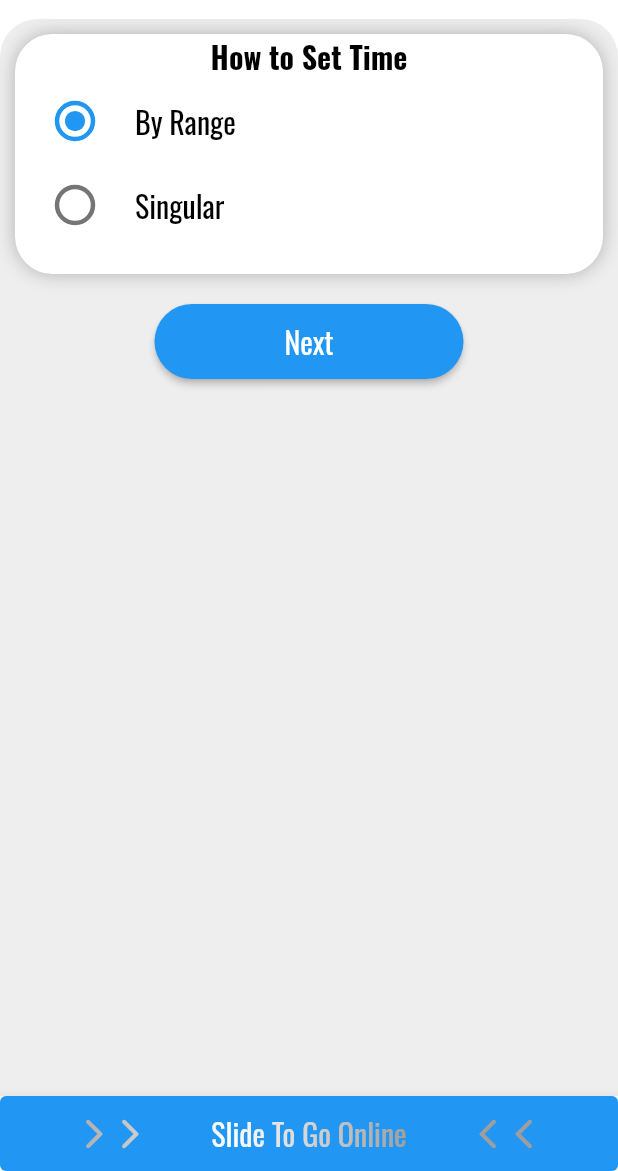
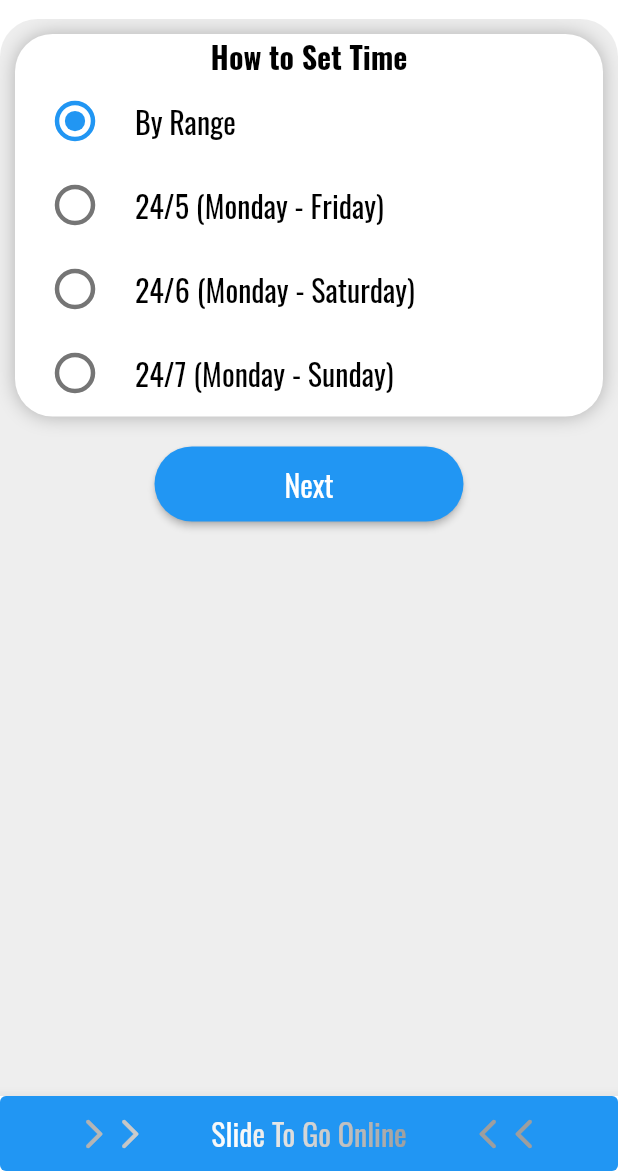
Before and after one commit to iwmakhupane12/touch_point_click_service_provider, a Flutter app: the Schedules screen opened directly with empty values, after a tap on the "edit" icon, after a tap on "Edit Time", on a phone screen of 412 x 824 dp, the part 65-1236 px from its top. Run offline on Flutter 3.47's test engine with Material 2 defaults, Android fonts, the phone set to English and light mode, and no system bars; our stand-ins replace google_fonts, sticky_headers, table_calendar; missing offline and left inert: country_calling_code_picker, time_range_picker.

Commit message:
added time range setter for schedule settings

```diff
--- a/touch_point_click_service_provider/lib/src/screens/scheduleSettings.dart
+++ b/touch_point_click_service_provider/lib/src/screens/scheduleSettings.dart
@@ -1,4 +1,5 @@
 import 'package:flutter/material.dart';
+
 import 'package:touch_point_click_service_provider/src/models/userSchedule.dart';
 
 import 'package:touch_point_click_service_provider/src/screens/schedules.dart';
@@ -31,11 +32,22 @@ class _ScheduleSettingsState extends State<ScheduleSettings> {
   final Color black = Colors.black;
   final Color white = Colors.white;
 
+  UserSchedule userSchedule;
   String startDate, endDate;
+  String startTime, endTime;
 
   @override
   void initState() {
     super.initState();
+
+    if (widget.userSchedule != null) {
+      userSchedule = widget.userSchedule;
+
+      startDate = userSchedule.getStartDate();
+      endDate = userSchedule.getEndDate();
+      startTime = userSchedule.getStartTime();
+      endTime = userSchedule.getEndTime();
+    }
   }
 
   @override
@@ -74,20 +86,18 @@ class _ScheduleSettingsState extends State<ScheduleSettings> {
   }
 
   String dateReturn() {
-    return widget.userSchedule != null
-        ? "${widget.userSchedule.getStartDate()}${checkEndDate()}"
+    return userSchedule != null && userSchedule.getStartDate() != null
+        ? "$startDate${checkEndDate()}"
         : "Set date";
   }
 
   String checkEndDate() {
-    return widget.userSchedule.getEndDate() != null
-        ? " - ${widget.userSchedule.getEndDate()}"
-        : "";
+    return userSchedule.getEndDate() != null ? " - $endDate" : "";
   }
 
   String timeReturn() {
-    return widget.userSchedule != null
-        ? "${widget.userSchedule.getStartTime()} - ${widget.userSchedule.getEndTime()}"
+    return userSchedule != null && userSchedule.getStartTime() != null
+        ? "$startTime - $endTime"
         : "Set time";
   }
 
@@ -113,7 +123,7 @@ class _ScheduleSettingsState extends State<ScheduleSettings> {
               mainAxisAlignment: MainAxisAlignment.spaceEvenly,
               children: [
                 TextButton(
-                  onPressed: () => addRangeScreen("date"),
+                  onPressed: () => addDateTimeRangeScreen(true),
                   style: UtilWidget.textButtonStyle,
                   child: Padding(
                     padding: const EdgeInsets.only(right: 8.0, left: 8.0),
@@ -124,7 +134,8 @@ class _ScheduleSettingsState extends State<ScheduleSettings> {
                   ),
                 ),
                 TextButton(
-                  onPressed: () => addRangeScreen("time"),
+                  onPressed: () =>
+                      addDateTimeRangeScreen(false), // timeRangePicker(),
                   style: UtilWidget.textButtonStyle,
                   child: Padding(
                     padding: const EdgeInsets.only(right: 8.0, left: 8.0),
@@ -142,13 +153,12 @@ class _ScheduleSettingsState extends State<ScheduleSettings> {
     );
   }
 
-  void addRangeScreen(String setType) {
+  void addDateTimeRangeScreen(bool isDate) {
     Navigator.push(
       context,
       MaterialPageRoute(
         builder: (context) {
-          return SetSchedule(
-              widget.onlineOfflineAppBar, widget.userSchedule, setType);
+          return SetSchedule(widget.onlineOfflineAppBar, userSchedule, isDate);
         },
       ),
     );
--- a/touch_point_click_service_provider/lib/src/screens/schedules.dart
+++ b/touch_point_click_service_provider/lib/src/screens/schedules.dart
@@ -66,7 +66,7 @@ class _SchedulesState extends State<Schedules> {
       context,
       MaterialPageRoute(
         builder: (context) => !edit
-            ? DialogueDraft() //ScheduleSettings(onlineOfflineAppBar: widget.onlineOfflineAppBar)
+            ? ScheduleSettings(onlineOfflineAppBar: widget.onlineOfflineAppBar)
             : ScheduleSettings(
                 onlineOfflineAppBar: widget.onlineOfflineAppBar,
                 userSchedule: userSchedule,
--- a/touch_point_click_service_provider/lib/src/screens/setSchedule.dart
+++ b/touch_point_click_service_provider/lib/src/screens/setSchedule.dart
@@ -2,22 +2,22 @@ import 'package:flutter/material.dart';
 
 import 'package:intl/intl.dart';
 
+import 'package:time_range_picker/time_range_picker.dart';
+
 import 'package:touch_point_click_service_provider/src/components/baseWidget.dart';
 import 'package:touch_point_click_service_provider/src/components/onlineOfflineAppBar.dart';
-import 'package:touch_point_click_service_provider/src/components/dashRequests.dart';
 import 'package:touch_point_click_service_provider/src/components/utilWidget.dart';
 
 import 'package:touch_point_click_service_provider/src/appUsedStylesSizes/appTextStyles.dart';
-import 'package:touch_point_click_service_provider/src/appUsedStylesSizes/appIconsUsed.dart';
 import 'package:touch_point_click_service_provider/src/models/userSchedule.dart';
 import 'package:touch_point_click_service_provider/src/screens/scheduleSettings.dart';
 
 class SetSchedule extends StatefulWidget {
   final OnlineOfflineAppBar onlineOfflineAppBar;
-  UserSchedule userSchedule;
-  final String setType;
+  final UserSchedule userSchedule;
+  final bool isDate;
 
-  SetSchedule(this.onlineOfflineAppBar, this.userSchedule, this.setType);
+  SetSchedule(this.onlineOfflineAppBar, this.userSchedule, this.isDate);
 
   @override
   _SetScheduleState createState() => _SetScheduleState();
@@ -28,13 +28,25 @@ class _SetScheduleState extends State<SetSchedule> {
   final FontWeight bold = FontWeight.bold;
   final Color black = Colors.black;
   final Color white = Colors.white;
+  final DateTime today = DateTime.now();
+  bool isDate;
+  UserSchedule userSchedule;
+
+  @override
+  void initState() {
+    super.initState();
+    isDate = widget.isDate;
+    if (widget.userSchedule != null) {
+      userSchedule = widget.userSchedule;
+    }
+  }
 
   @override
   Widget build(BuildContext context) {
     return BaseWidget.defaultScreen(
       context,
       Column(
-        children: [setDate(), nextBtn()],
+        children: [isDate ? setDate() : setTime(), nextBtn()],
       ),
       null,
       "Schedule Settings",
@@ -42,7 +54,164 @@ class _SetScheduleState extends State<SetSchedule> {
     );
   }
 
+  //**********Set Time Functions*******************/
   int _radioValue = 1;
+  final String _twentyFourFive = "24/5 (Monday - Friday)";
+  final String _twentyFourSix = "24/6 (Monday - Saturday)";
+  final String _twentyFourSeven = "24/7 (Monday - Sunday)";
+
+  Widget setTime() {
+    return UtilWidget.baseCard(
+      255,
+      Column(
+        children: [
+          textToCheck("How to Set Time", bold),
+          ListTile(
+            leading: Transform.scale(
+              scale: 1.5,
+              child: Radio(
+                value: 1,
+                groupValue: _radioValue,
+                onChanged: (value) {
+                  setState(() {
+                    _radioValue = value;
+                  });
+                },
+              ),
+            ),
+            title: textToCheck(_byRange, normal),
+          ),
+          ListTile(
+            leading: Transform.scale(
+              scale: 1.5,
+              child: Radio(
+                value: 2,
+                groupValue: _radioValue,
+                onChanged: (value) {
+                  setState(() {
+                    _radioValue = value;
+                  });
+                },
+              ),
+            ),
+            title: textToCheck(_twentyFourFive, normal),
+          ),
+          ListTile(
+            leading: Transform.scale(
+              scale: 1.5,
+              child: Radio(
+                value: 3,
+                groupValue: _radioValue,
+                onChanged: (value) {
+                  setState(() {
+                    _radioValue = value;
+                  });
+                },
+              ),
+            ),
+            title: textToCheck(_twentyFourSix, normal),
+          ),
+          ListTile(
+            leading: Transform.scale(
+              scale: 1.5,
+              child: Radio(
+                value: 4,
+                groupValue: _radioValue,
+                onChanged: (value) {
+                  setState(() {
+                    _radioValue = value;
+                  });
+                },
+              ),
+            ),
+            title: textToCheck(_twentyFourSeven, normal),
+          ),
+        ],
+      ),
+    );
+  }
+
+  String startTime, endTime;
+
+  List<String> splitTime(String time) {
+    return time.split(':').toList();
+  }
+
+  int startEndHoursRangePicker(String time, String end) {
+    //For start time
+    if (time != null && end == null) {
+      return int.parse(splitTime(time).first);
+    } else if (time == null && end == null) {
+      return TimeOfDay.now().hour;
+    } else {
+      int endHour = TimeOfDay.now().hour + 3;
+      if (endHour >= 24) {
+        endHour = 0 + (endHour - 24); //Setting time to 24 hours
+      }
+      return endHour; //No time set and its for end time
+    }
+  }
+
+  int startEndMinutesRangePicker(String time, String end) {
+    //For end time
+    return time != null && end == null
+        ? int.parse(splitTime(time).last)
+        : TimeOfDay.now().minute;
+  }
+
+  String addZeroToTime(String hours, String minutes) {
+    if (hours.length <= 1) {
+      hours = "0$hours";
+    }
+
+    if (minutes.length <= 1) {
+      minutes = "0$minutes";
+    }
+
+    return "$hours:$minutes";
+  }
+
+  void timeRangePicker() async {
+    TimeRange result = await showTimeRangePicker(
+      context: context,
+      start: TimeOfDay(
+          hour: startEndHoursRangePicker(startTime, null),
+          minute: startEndMinutesRangePicker(startTime, null)),
+      end: TimeOfDay(
+          hour: startEndHoursRangePicker(endTime, "end"),
+          minute: startEndMinutesRangePicker(endTime, "end")),
+      use24HourFormat: true,
+      //interval: Duration(hours: 24, minutes: 00),
+    );
+    if (result != null) {
+      startTime = addZeroToTime(
+          "${result.startTime.hour}", "${result.startTime.minute}");
+      endTime =
+          addZeroToTime("${result.endTime.hour}", "${result.endTime.minute}");
+
+      setState(() {
+        if (widget.userSchedule != null) {
+          userSchedule.setStartTime(startTime);
+          userSchedule.setEndTime(endTime);
+        } else {
+          userSchedule = UserSchedule();
+          userSchedule.setStartTime(startTime);
+          userSchedule.setEndTime(endTime);
+        }
+      });
+
+      save();
+
+      ScaffoldMessenger.of(context).showSnackBar(
+        SnackBar(
+          content: Text("$startTime - $endTime"),
+        ),
+      );
+    }
+  }
+
+  //**********Set Date Functions*******************/
+
   final String _byRange = "By Range";
   final String _singular = "Singular";
 
@@ -51,9 +220,7 @@ class _SetScheduleState extends State<SetSchedule> {
       160,
       Column(
         children: [
-          textToCheck(
-              widget.setType == "date" ? "How to Set Date" : "How to Set Time",
-              bold),
+          textToCheck("How to Set Date", bold),
           ListTile(
             leading: Transform.scale(
               scale: 1.5,
@@ -115,12 +282,12 @@ class _SetScheduleState extends State<SetSchedule> {
             '${dateFormated(_fromRange.start)} - ${dateFormated(_fromRange.end)}';
 
         if (widget.userSchedule != null) {
-          widget.userSchedule.setStartDate(dateFormated(_fromRange.start));
-          widget.userSchedule.setEndDate(dateFormated(_fromRange.end));
+          userSchedule.setStartDate(dateFormated(_fromRange.start));
+          userSchedule.setEndDate(dateFormated(_fromRange.end));
         } else {
-          widget.userSchedule = UserSchedule();
-          widget.userSchedule.setStartDate(dateFormated(_fromRange.start));
-          widget.userSchedule.setEndDate(dateFormated(_fromRange.end));
+          userSchedule = UserSchedule();
+          userSchedule.setStartDate(dateFormated(_fromRange.start));
+          userSchedule.setEndDate(dateFormated(_fromRange.end));
         }
 
         save();
@@ -145,7 +312,7 @@ class _SetScheduleState extends State<SetSchedule> {
         builder: (context) {
           return ScheduleSettings(
               onlineOfflineAppBar: widget.onlineOfflineAppBar,
-              userSchedule: widget.userSchedule);
+              userSchedule: userSchedule);
         },
       ),
     );
@@ -154,10 +321,9 @@ class _SetScheduleState extends State<SetSchedule> {
   void dateSingularPicker() {
     showDatePicker(
       context: context,
-      errorInvalidText: "",
       initialDate: DateTime.now(),
-      firstDate: DateTime(2021),
-      lastDate: DateTime(2022),
+      firstDate: DateTime(today.year, today.month, today.day),
+      lastDate: DateTime(today.year, today.month, today.day + 31),
     ).then(
       (DateTime value) {
         if (value != null) {
@@ -165,12 +331,12 @@ class _SetScheduleState extends State<SetSchedule> {
           _fromDate = value;
 
           if (widget.userSchedule != null) {
-            widget.userSchedule.setStartDate(dateFormated(_fromDate));
-            widget.userSchedule.setEndDate(null);
+            userSchedule.setStartDate(dateFormated(_fromDate));
+            userSchedule.setEndDate(null);
           } else {
-            widget.userSchedule = UserSchedule();
-            widget.userSchedule.setStartDate(dateFormated(_fromDate));
-            widget.userSchedule.setEndDate(null);
+            userSchedule = UserSchedule();
+            userSchedule.setStartDate(dateFormated(_fromDate));
+            userSchedule.setEndDate(null);
           }
 
           save();
@@ -189,7 +355,21 @@ class _SetScheduleState extends State<SetSchedule> {
     _radioValue == 1 ? dateRangePicker() : dateSingularPicker();
   }
 
-  void timePicker() {}
+  String buttonText() {
+    if (_radioValue > 1) {
+      return "Done";
+    } else {
+      return "Next";
+    }
+  }
+
+  void timePickerCheck() {
+    if (_radioValue == 1) {
+      timeRangePicker();
+    } else {
+      save();
+    }
+  }
 
   Widget nextBtn() {
     return Padding(
@@ -200,11 +380,10 @@ class _SetScheduleState extends State<SetSchedule> {
         child: ElevatedButton(
           style: UtilWidget.buttonStyle,
           child: Text(
-            "Next",
+            isDate ? "Next" : buttonText(),
             style: AppTextStyles.normalBlack(normal, white),
           ),
-          onPressed: () =>
-              widget.setType == "date" ? datePicker() : timePicker(),
+          onPressed: () => isDate ? datePicker() : timePickerCheck(),
         ),
       ),
     );
--- a/touch_point_click_service_provider/pubspec.yaml
+++ b/touch_point_click_service_provider/pubspec.yaml
@@ -35,6 +35,7 @@ dependencies:
   sticky_headers: ^0.1.8+1
   intl: ^0.17.0
   table_calendar: ^2.3.3
+  time_range_picker: ^2.0.1
 
 dev_dependencies:
   flutter_test:
```
Also changed, not shown: touch_point_click_service_provider/lib/src/screens/toDoList.dart (+29 -3 lines), touch_point_click_service_provider/pubspec.lock.
